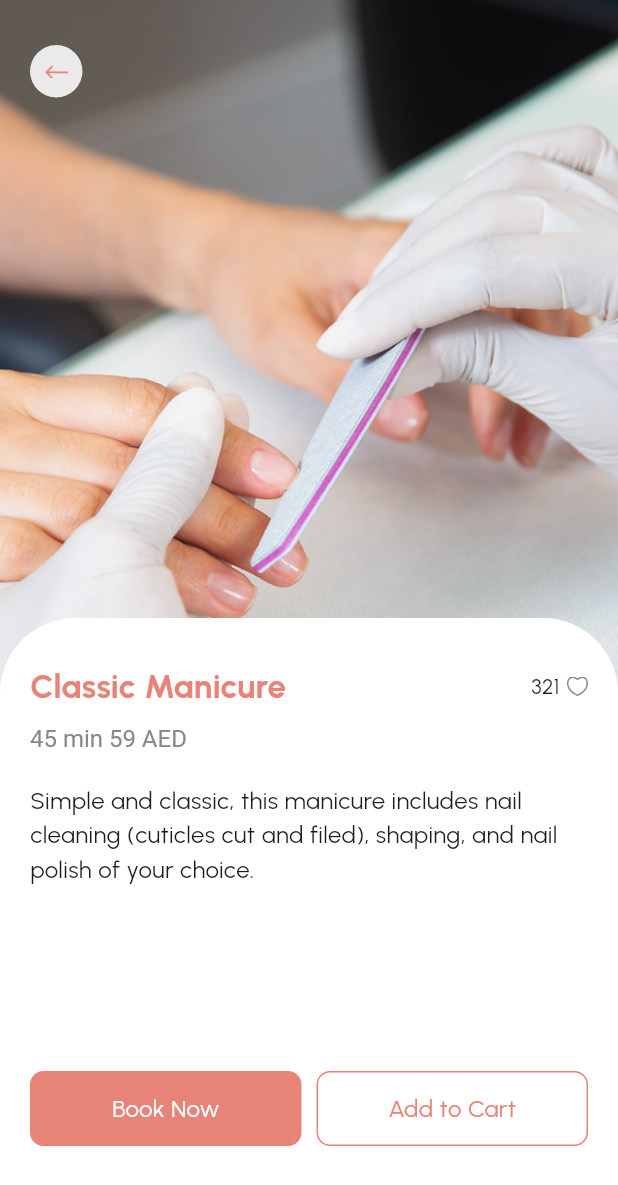
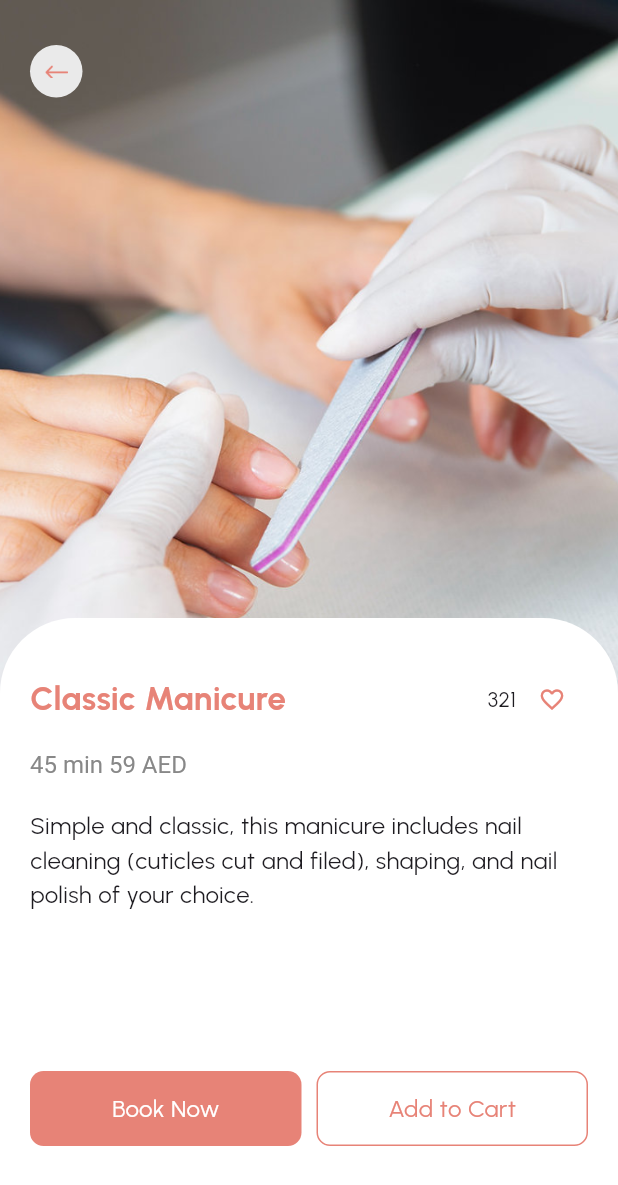
Before and after one commit to asadeee-web/lucious_beauty_app, a Flutter app: the ServicesDetailsScreen screen opened directly with sample values from the repository, on a phone screen of 412 x 824 dp. Shown: the top 1185 px of the screen. Run offline on Flutter 3.47's test engine with Material 3 defaults, Android fonts, the phone set to English and light mode, and no system bars; our stand-ins replace flutter_screenutil, get; statements that could not run were skipped.

Commit message:
favourite button updated

```diff
--- a/lib/ui/screens/booking/booking_screen.dart
+++ b/lib/ui/screens/booking/booking_screen.dart
@@ -5,7 +5,7 @@ import 'package:lucious_beauty_app/core/constants/decorations.dart';
 import 'package:lucious_beauty_app/core/constants/sizes.dart';
 import 'package:lucious_beauty_app/core/constants/strings.dart';
 import 'package:lucious_beauty_app/core/constants/textstyles.dart';
-import 'package:lucious_beauty_app/ui/screens/services_details/booking_details.dart';
+import 'package:lucious_beauty_app/ui/screens/booking_details/booking_details.dart';
 
 class BookingScreen extends StatelessWidget {
   const BookingScreen({super.key});
--- a/lib/ui/screens/services_details/services_details_screen.dart
+++ b/lib/ui/screens/services_details/services_details_screen.dart
@@ -6,9 +6,11 @@ import 'package:lucious_beauty_app/core/constants/strings.dart';
 import 'package:lucious_beauty_app/core/constants/textstyles.dart';
 import 'package:lucious_beauty_app/core/models/specific_services.dart';
 import 'package:lucious_beauty_app/ui/screens/booking/components/book_appointment.dart';
+import 'package:lucious_beauty_app/ui/screens/services_details/services_view_model.dart';
 import 'package:lucious_beauty_app/ui/widgets/custom_button.dart';
 import 'package:lucious_beauty_app/ui/widgets/custom_circle_box.dart';
 import 'package:lucious_beauty_app/ui/widgets/custom_unfilled_button.dart';
+import 'package:provider/provider.dart';
 
 class ServicesDetailsScreen extends StatelessWidget {
   final SpecificServicesModel? specificServicesModel;
@@ -16,6 +18,10 @@ class ServicesDetailsScreen extends StatelessWidget {
 
   @override
   Widget build(BuildContext context) {
+    return ChangeNotifierProvider(
+      create: (context) => ServicesDetailViewModel(),
+      child:
+          Consumer<ServicesDetailViewModel>(builder: (context, model, child) {
         return Scaffold(
           body: SizedBox(
             height: MediaQuery.of(context).size.height,
@@ -43,8 +49,8 @@ class ServicesDetailsScreen extends StatelessWidget {
                 Positioned(
                   bottom: 0,
                   child: Container(
-                padding:
-                    const EdgeInsets.symmetric(horizontal: 20, vertical: 30),
+                    padding: const EdgeInsets.symmetric(
+                        horizontal: 20, vertical: 30),
                     decoration: const BoxDecoration(
                         color: whiteColor,
                         borderRadius: BorderRadius.only(
@@ -61,19 +67,23 @@ class ServicesDetailsScreen extends StatelessWidget {
                             Text(
                               "${specificServicesModel?.title}",
                               style: style22.copyWith(
-                              color: primaryColor, fontWeight: FontWeight.w600),
+                                  color: primaryColor,
+                                  fontWeight: FontWeight.w600),
                             ),
                             Row(
                               children: [
                                 const Text("321"),
-                            const SizedBox(
-                              width: 5,
-                            ),
-                            Image.asset(
-                              "assets/icons/favourite_icon.png",
-                              height: 14,
-                              width: 14,
-                            )
+                                IconButton(
+                                    onPressed: () {
+                                      model.toggleIcon();
+                                    },
+                                    icon: Icon(
+                                      model.isFirstIcon
+                                          ? Icons.favorite_border_outlined
+                                          : Icons.favorite,
+                                      color: primaryColor,
+                                      size: 18,
+                                    ))
                               ],
                             )
                           ],
@@ -85,7 +95,8 @@ class ServicesDetailsScreen extends StatelessWidget {
                             children: [
                               TextSpan(text: "${specificServicesModel?.price}")
                             ],
-                        style: style14.copyWith(color: greyColor, fontSize: 16),
+                            style: style14.copyWith(
+                                color: greyColor, fontSize: 16),
                           ),
                         ),
                         sizedBox20,
@@ -122,5 +133,7 @@ class ServicesDetailsScreen extends StatelessWidget {
             ),
           ),
         );
+      }),
+    );
   }
 }
--- /dev/null
+++ b/lib/ui/screens/services_details/services_view_model.dart
@@ -0,0 +1,12 @@
+import 'package:lucious_beauty_app/core/view_model/base_view_model.dart';
+
+class ServicesDetailViewModel extends BaseViewModel {
+  bool _isFirstIcon = true;
+
+  bool get isFirstIcon => _isFirstIcon;
+
+  void toggleIcon() {
+    _isFirstIcon = !_isFirstIcon;
+    notifyListeners();
+  }
+}
```
Also changed, not shown: lib/ui/screens/booking_details/booking_details.dart (renamed from lib/ui/screens/services_details/booking_details.dart). Lines whose indentation alone changed are shown as unchanged.
